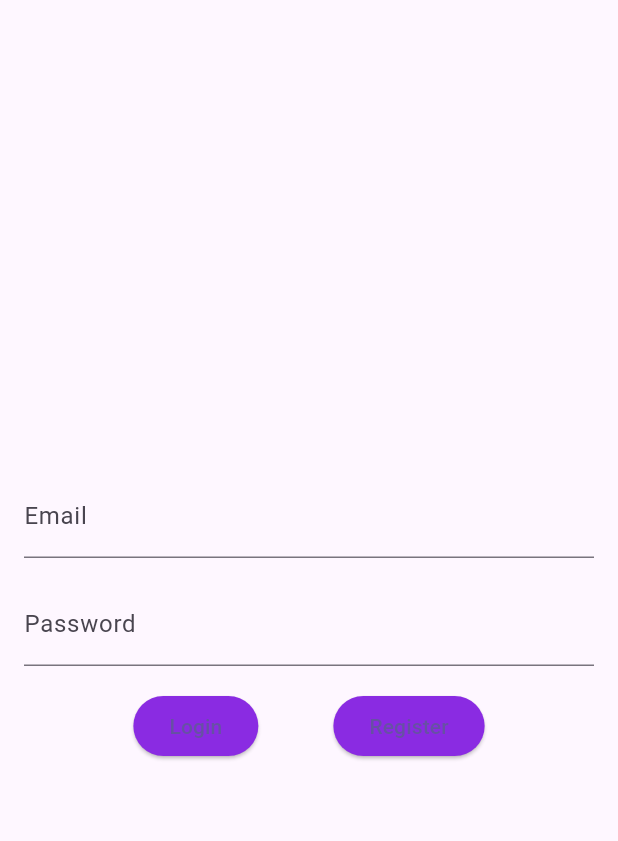
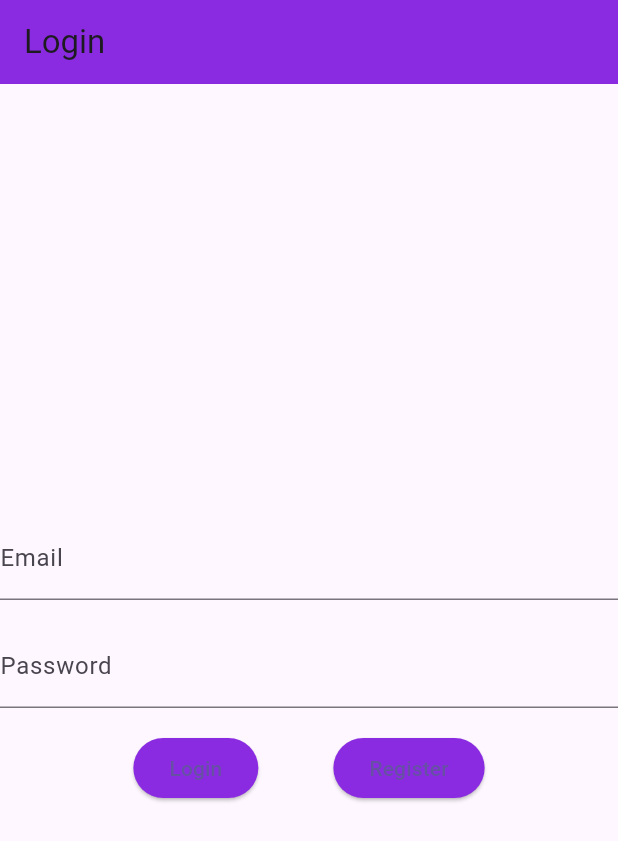
Before and after one commit to ArthurHoengen/chat_flow, a Flutter app: the screen it shows after launch, on a phone screen of 412 x 824 dp. Shown: the top 841 px of the screen. Run offline on Flutter 3.47's test engine with Material 3 defaults, Android fonts, the phone set to English and light mode, and no system bars; our stand-ins replace cloud_firestore, email_validator, firebase_auth, firebase_core; accounts and stored records are empty.

Commit message:
Renomeando arquivos e corrindo bugs

```diff
--- a/lib/colors.dart
+++ b/lib/colors.dart
@@ -1,3 +1,3 @@
 import 'dart:ui';
 
-const CF_purple = Color.fromRGBO(138, 43, 226, 1);
+const cfPurple = Color.fromRGBO(138, 43, 226, 1);
--- a/lib/main.dart
+++ b/lib/main.dart
@@ -1,19 +1,20 @@
 import 'package:chat_flow/pages/chat.dart';
+import 'package:chat_flow/pages/login.dart';
 import 'package:chat_flow/pages/menu.dart';
 import 'package:chat_flow/pages/profile.dart';
 import 'package:chat_flow/pages/updateContact.dart';
+import 'package:firebase_auth/firebase_auth.dart';
 import 'package:firebase_core/firebase_core.dart';
 import 'package:flutter/material.dart';
-import 'package:chat_flow/pages/login.dart';
 import 'package:chat_flow/pages/register.dart';
 import 'package:chat_flow/pages/addContact.dart';
-import 'package:chat_flow/modules/Utils.dart';
+import 'package:chat_flow/modules/utils.dart';
 
 Future main() async {
   WidgetsFlutterBinding.ensureInitialized();
   await Firebase.initializeApp();
 
-  runApp(MyApp());
+  runApp(const MyApp());
 }
 
 final navigatorKey = GlobalKey<NavigatorState>();
@@ -30,10 +31,9 @@ class MyApp extends StatelessWidget {
       scaffoldMessengerKey: Utils.messengerKey,
       initialRoute: '/',
       routes: {
-        '/': (context) => Login(),
+        '/': (context) => const MainPage(),
         '/register': (context) => const Register(),
-        '/menu': (context) => const Menu(),
-        '/chat': (context) => Chat(),
+        '/chat': (context) => const Chat(),
         '/profile': (context) => const Profile(),
         '/addContact': (context) => const AddContact(),
         '/updateContact': (context) => const UpdateContact(),
@@ -41,3 +41,27 @@ class MyApp extends StatelessWidget {
     );
   }
 }
+
+class MainPage extends StatelessWidget {
+  const MainPage({Key? key}) : super(key: key);
+
+  @override
+  Widget build(BuildContext context) {
+    return Scaffold(
+      body: StreamBuilder<User?>(
+        stream: FirebaseAuth.instance.authStateChanges(),
+        builder: (context, snapshot) {
+          if (snapshot.connectionState == ConnectionState.waiting) {
+            return const Center(child: CircularProgressIndicator());
+          } else if (snapshot.hasError) {
+            return const Center(child: Text("Something went wrong!"));
+          } else if (snapshot.hasData) {
+            return const Menu();
+          } else {
+            return const Login();
+          }
+        },
+      ),
+    );
+  }
+}
--- a/lib/pages/chat.dart
+++ b/lib/pages/chat.dart
@@ -42,7 +42,7 @@ class _ChatState extends State<Chat> {
             child: contactName == ""
                 ? const Icon(Icons.account_circle)
                 : Text(contactName[0].toUpperCase())),
-        backgroundColor: CF_purple,
+        backgroundColor: cfPurple,
       ),
       body: Column(
         children: [
@@ -66,8 +66,8 @@ class _ChatState extends State<Chat> {
                 Expanded(
                   child: TextField(
                     controller: messageController,
-                    decoration:
-                        const InputDecoration(hintText: 'Digite sua mensagem...'),
+                    decoration: const InputDecoration(
+                        hintText: 'Digite sua mensagem...'),
                   ),
                 ),
                 IconButton(
--- a/lib/pages/login.dart
+++ b/lib/pages/login.dart
@@ -1,51 +1,28 @@
-import 'package:chat_flow/modules/Utils.dart';
+import 'package:chat_flow/modules/utils.dart';
 import 'package:flutter/material.dart';
 import 'package:chat_flow/colors.dart';
 import 'package:firebase_auth/firebase_auth.dart';
-import 'package:chat_flow/pages/menu.dart';
 import 'package:chat_flow/main.dart';
 
-class Login extends StatelessWidget {
+class Login extends StatefulWidget {
   const Login({Key? key}) : super(key: key);
 
   @override
-  Widget build(BuildContext context) {
-    return Scaffold(
-        body: StreamBuilder<User?>(
-            stream: FirebaseAuth.instance.authStateChanges(),
-            builder: (context, snapshot) {
-              if (snapshot.connectionState == ConnectionState.waiting) {
-                return const Center(child: CircularProgressIndicator());
-              } else if (snapshot.hasError) {
-                return const Center(child: Text("Something went wrong!"));
-              } else if (snapshot.hasData) {
-                return const Menu();
-              } else {
-                return const Center(
-                  child: Padding(
-                    padding: EdgeInsets.all(16.0),
-                    child: LoginForm(),
-                  ),
-                );
-              }
-            }));
-  }
+  _LoginState createState() => _LoginState();
 }
 
-class LoginForm extends StatefulWidget {
-  const LoginForm({Key? key}) : super(key: key);
-
-  @override
-  _LoginFormState createState() => _LoginFormState();
-}
-
-class _LoginFormState extends State<LoginForm> {
+class _LoginState extends State<Login> {
   final TextEditingController _emailController = TextEditingController();
   final TextEditingController _passwordController = TextEditingController();
 
   @override
   Widget build(BuildContext context) {
-    return Column(
+    return Scaffold(
+      appBar: AppBar(
+        backgroundColor: cfPurple,
+        title: const Text('Login'),
+      ),
+      body: Column(
         mainAxisAlignment: MainAxisAlignment.center,
         children: [
           TextField(
@@ -65,13 +42,13 @@ class _LoginFormState extends State<LoginForm> {
             mainAxisAlignment: MainAxisAlignment.center,
             children: [
               ElevatedButton(
-              style: ElevatedButton.styleFrom(backgroundColor: CF_purple),
+                style: ElevatedButton.styleFrom(backgroundColor: cfPurple),
                 onPressed: _login,
                 child: const Text('Login'),
               ),
               const SizedBox(width: 50.0),
               ElevatedButton(
-              style: ElevatedButton.styleFrom(backgroundColor: CF_purple),
+                style: ElevatedButton.styleFrom(backgroundColor: cfPurple),
                 onPressed: () {
                   _handleRegister(context);
                 },
@@ -80,6 +57,7 @@ class _LoginFormState extends State<LoginForm> {
             ],
           ),
         ],
+      ),
     );
   }
 
```
Also changed, not shown: lib/pages/addContact.dart (+34 -14 lines), lib/pages/menu.dart (+5 -4 lines), lib/pages/profile.dart (+13 -12 lines), lib/pages/register.dart (+8 -8 lines), lib/pages/updateContact.dart (+45 -58 lines), lib/modules/contact.dart (renamed from lib/modules/Contact.dart), lib/modules/utils.dart (renamed from lib/modules/Utils.dart). Lines whose indentation alone changed are shown as unchanged.
